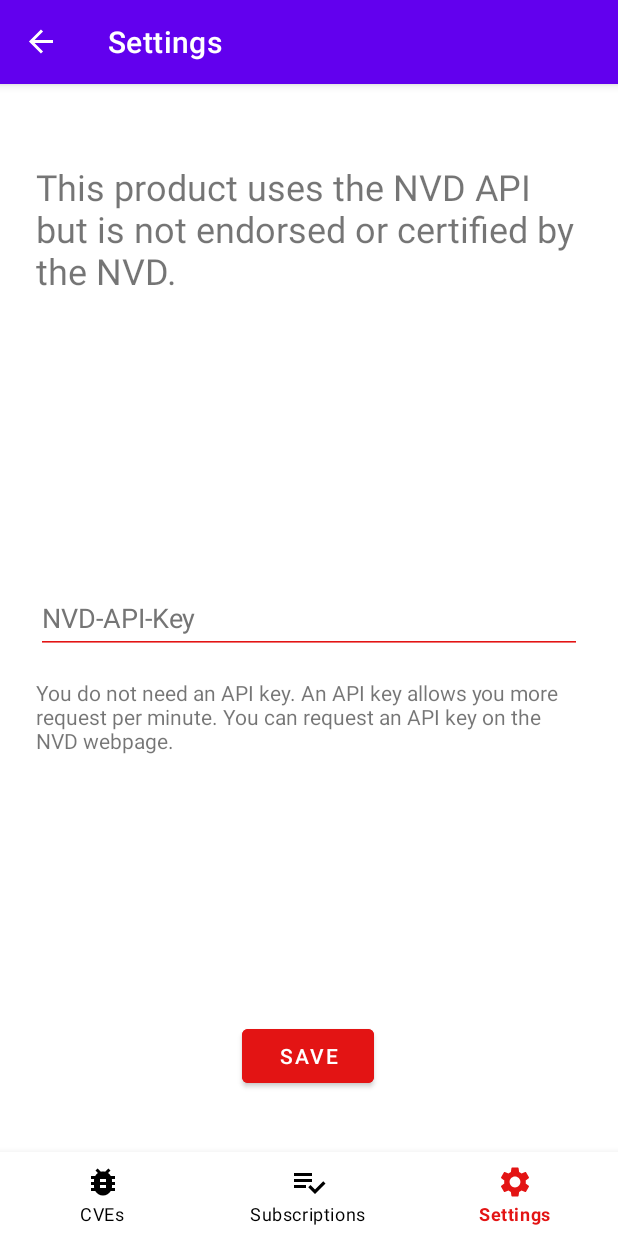
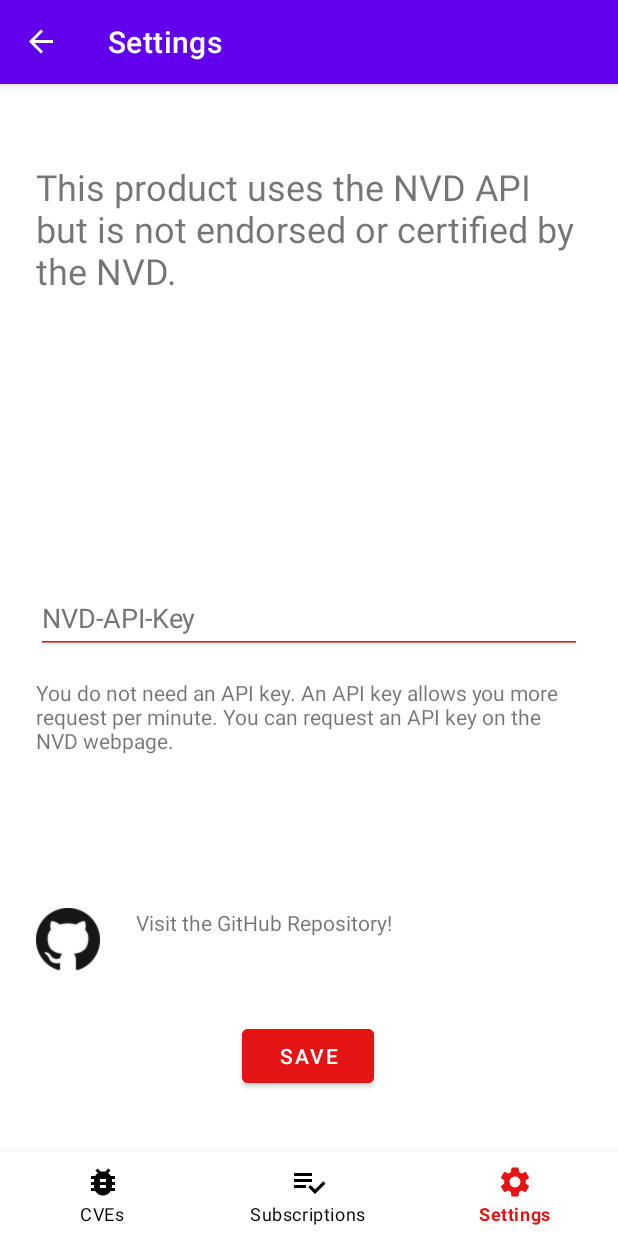
Before and after one commit to DustinOnGithub/CveAlertApp, an Android app: the SettingsFragment screen opened through its navigation route, on a phone screen of 412 x 824 dp. Run offline under Robolectric (Android 15) with nearby library versions, the phone set to English and light mode, and no system bars; our stand-ins replace Room's generated code, data binding, navigation-ui; 6 statements that could not run were skipped.

Commit message:
display link to GitHub repository

```diff
--- a/app/src/main/java/com/example/cvealert/fragment/setting/SettingsFragment.kt
+++ b/app/src/main/java/com/example/cvealert/fragment/setting/SettingsFragment.kt
@@ -1,17 +1,23 @@
 package com.example.cvealert.fragment.setting
 
+import android.content.Intent
+import android.content.res.Configuration
+import android.net.Uri
 import android.os.Bundle
-import androidx.fragment.app.Fragment
 import android.view.LayoutInflater
 import android.view.View
 import android.view.ViewGroup
 import android.widget.Button
+import android.widget.ImageView
 import android.widget.TextView
 import android.widget.Toast
+import androidx.fragment.app.Fragment
 import androidx.lifecycle.ViewModelProvider
 import com.example.cvealert.R
 import com.example.cvealert.database.MyViewModelDb
 import com.example.cvealert.database.setting.Setting
+import com.example.cvealert.util.Constants
+
 
 class SettingsFragment : Fragment() {
 
@@ -35,11 +41,31 @@ class SettingsFragment : Fragment() {
             }
         }
 
-        view.findViewById<Button>(R.id.saveSettingsBtn).setOnClickListener {
-            updateSettings()
-        }
+        view.findViewById<Button>(R.id.saveSettingsBtn).setOnClickListener { updateSettings() }
+
+        val isDarkThemeOn =
+            resources.configuration.uiMode and Configuration.UI_MODE_NIGHT_MASK == Configuration.UI_MODE_NIGHT_YES
+
+        val gitHubIv: ImageView = view.findViewById(R.id.gitHubIV)
+
+        gitHubIv.setImageResource(
+            if (isDarkThemeOn) R.drawable.github_mark_light_64px
+            else R.drawable.github_mark_64px
+        )
+
+        gitHubIv.setOnClickListener { redirectToGitHub() }
+        view.findViewById<TextView>(R.id.gitHubTV).setOnClickListener { redirectToGitHub() }
 
         return view
+    }
+
+    private fun redirectToGitHub() {
+
+        val viewIntent = Intent(
+            "android.intent.action.VIEW",
+            Uri.parse(Constants.GITHUB_REPO)
+        )
+        startActivity(viewIntent)
     }
 
     private fun updateSettings() {
--- a/app/src/main/java/com/example/cvealert/util/Constants.kt
+++ b/app/src/main/java/com/example/cvealert/util/Constants.kt
@@ -12,6 +12,7 @@ class Constants {
         const val WORKER_REPEAT_INTERVAL: Long = 60 //minutes
         const val NO_CVSS_SCORE: Float = (-1).toFloat()
         const val RESULTS_PER_PAGE = 100
+        const val GITHUB_REPO = "https://github.com/DustinOnGithub/CveAlertApp"
         private const val MONTHS_BACK: Long = 1
 
         fun getLastCVEDateTime(): String {
--- a/app/src/main/res/layout/fragment_settings.xml
+++ b/app/src/main/res/layout/fragment_settings.xml
@@ -64,4 +64,24 @@
         app:layout_constraintStart_toStartOf="@+id/apiKeyView"
         app:layout_constraintTop_toBottomOf="@+id/apiKeyView" />
 
+    <ImageView
+        android:id="@+id/gitHubIV"
+        android:layout_width="64px"
+        android:layout_height="64px"
+        android:layout_marginBottom="32dp"
+        app:layout_constraintBottom_toTopOf="@+id/saveSettingsBtn"
+        app:layout_constraintStart_toStartOf="@+id/textView12"
+        tools:src="@drawable/github_mark_64px" />
+
+    <TextView
+        android:id="@+id/gitHubTV"
+        android:layout_width="wrap_content"
+        android:layout_height="0dp"
+        android:layout_marginStart="24dp"
+        android:text="Visit the GitHub Repository!"
+        app:layout_constraintBottom_toBottomOf="@+id/gitHubIV"
+        app:layout_constraintStart_toEndOf="@+id/gitHubIV"
+        app:layout_constraintTop_toTopOf="@+id/gitHubIV"
+        app:layout_constraintVertical_bias="1.0" />
+
 </androidx.constraintlayout.widget.ConstraintLayout>
```
Also changed, not shown: app/src/main/res/drawable/github_mark_64px.png (added), app/src/main/res/drawable/github_mark_light_64px.png (added).
